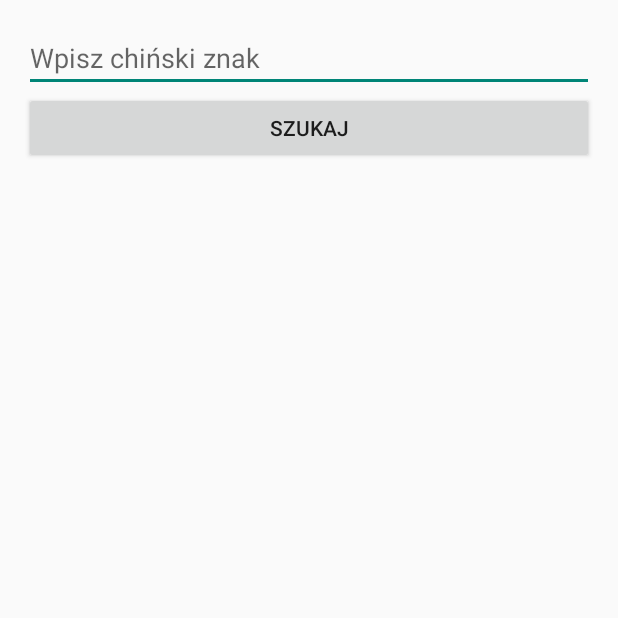
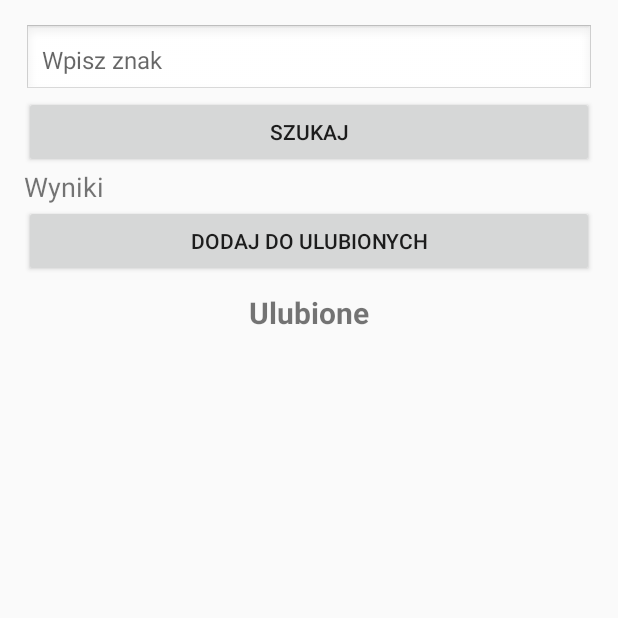
Before and after one commit to luKiszef/ChineseDictionaryApp, an Android app built with Jetpack Compose: the screen it shows after launch (MainActivity), on a phone screen of 412 x 824 dp, the top half of it. Run offline under Robolectric (Android 15) with nearby library versions, the phone set to English and light mode, and no system bars.

```diff
--- a/app/src/main/java/com/example/chinesedictionaryapp2/MainActivity.kt
+++ b/app/src/main/java/com/example/chinesedictionaryapp2/MainActivity.kt
@@ -1,13 +1,11 @@
 package com.example.chinesedictionary2
 
 import android.os.Bundle
-import android.widget.Button
-import android.widget.EditText
-import android.widget.TextView
-import android.widget.Toast
+import android.widget.*
 import androidx.appcompat.app.AppCompatActivity
 import androidx.lifecycle.lifecycleScope
 import com.example.chinesedictionary2.api.ChineseCharacterApi
+import com.example.chinesedictionary2.api.CharacterResponse
 import kotlinx.coroutines.Dispatchers
 import kotlinx.coroutines.launch
 import kotlinx.coroutines.withContext
@@ -16,7 +14,12 @@ class MainActivity : AppCompatActivity() {
     private lateinit var searchEditText: EditText
     private lateinit var searchButton: Button
     private lateinit var resultTextView: TextView
+    private lateinit var favoriteButton: Button
+    private lateinit var favoritesListView: ListView
     private val api = ChineseCharacterApi.create()
+
+    private val favoritesList = mutableListOf<String>()
+    private lateinit var favoritesAdapter: ArrayAdapter<String>
 
     override fun onCreate(savedInstanceState: Bundle?) {
         super.onCreate(savedInstanceState)
@@ -25,6 +28,11 @@ class MainActivity : AppCompatActivity() {
         searchEditText = findViewById(R.id.searchEditText)
         searchButton = findViewById(R.id.searchButton)
         resultTextView = findViewById(R.id.resultTextView)
+        favoriteButton = findViewById(R.id.favoriteButton)
+        favoritesListView = findViewById(R.id.favoritesListView)
+
+        favoritesAdapter = ArrayAdapter(this, android.R.layout.simple_list_item_1, favoritesList)
+        favoritesListView.adapter = favoritesAdapter
 
         searchButton.setOnClickListener {
             val character = searchEditText.text.toString().trim()
@@ -32,6 +40,16 @@ class MainActivity : AppCompatActivity() {
                 searchCharacter(character)
             } else {
                 Toast.makeText(this, "Wpisz znak!", Toast.LENGTH_SHORT).show()
+            }
+        }
+
+        favoriteButton.setOnClickListener {
+            val characterData = resultTextView.text.toString()
+            if (characterData.isNotEmpty() && !favoritesList.contains(characterData)) {
+                favoritesList.add(characterData)
+                favoritesAdapter.notifyDataSetChanged()
+            } else {
+                Toast.makeText(this, "Ten znak już jest w ulubionych!", Toast.LENGTH_SHORT).show()
             }
         }
     }
@@ -46,10 +64,10 @@ class MainActivity : AppCompatActivity() {
                     val cleanedPinyin = charData.pinyin?.replace(Regex("\\d"), "") ?: "Brak"
 
                     val resultText = """
-
-                    Pinyin: $cleanedPinyin
-                    Znaczenia: ${charData.meaning ?: "Brak"}
-                """.trimIndent()
+                        Znak: ${charData.character}
+                        Pinyin: $cleanedPinyin
+                        Znaczenie: ${charData.meaning ?: "Brak"}
+                    """.trimIndent()
                     resultTextView.text = resultText
                 } else {
                     resultTextView.text = "Brak wyników dla \"$character\""
@@ -59,5 +77,4 @@ class MainActivity : AppCompatActivity() {
             }
         }
     }
-
 }
--- a/app/src/main/java/com/example/chinesedictionaryapp2/api/CharacterResponse.kt
+++ b/app/src/main/java/com/example/chinesedictionaryapp2/api/CharacterResponse.kt
@@ -3,7 +3,7 @@ package com.example.chinesedictionary2.api
 import com.google.gson.annotations.SerializedName
 
 data class CharacterResponse(
-    @SerializedName("string") val character: String?,
+    @SerializedName("character") val character: String?,
     @SerializedName("kMandarin") val pinyin: String?,
     @SerializedName("kDefinition") val meaning: String?
 )
--- a/app/src/main/res/layout/activity_main.xml
+++ b/app/src/main/res/layout/activity_main.xml
@@ -2,26 +2,50 @@
 <LinearLayout xmlns:android="http://schemas.android.com/apk/res/android"
     android:layout_width="match_parent"
     android:layout_height="match_parent"
-    android:padding="16dp"
-    android:orientation="vertical">
+    android:orientation="vertical"
+    android:padding="16dp">
 
     <EditText
         android:id="@+id/searchEditText"
         android:layout_width="match_parent"
-        android:layout_height="wrap_content"
-        android:hint="Wpisz chiński znak"
-        android:textSize="18sp"/>
+        android:layout_height="48dp"
+        android:padding="12dp"
+        android:background="@android:drawable/edit_text"
+        android:hint="Wpisz znak"
+        android:textSize="16sp" />
 
     <Button
         android:id="@+id/searchButton"
         android:layout_width="match_parent"
         android:layout_height="wrap_content"
-        android:text="Szukaj"/>
+        android:text="Szukaj" />
 
     <TextView
         android:id="@+id/resultTextView"
         android:layout_width="match_parent"
         android:layout_height="wrap_content"
-        android:textSize="18sp"
-        android:paddingTop="16dp"/>
+        android:text="Wyniki"
+        android:textSize="18sp" />
+
+    <Button
+        android:id="@+id/favoriteButton"
+        android:layout_width="match_parent"
+        android:layout_height="wrap_content"
+        android:text="Dodaj do ulubionych" />
+
+    <TextView
+        android:layout_width="match_parent"
+        android:layout_height="wrap_content"
+        android:text="Ulubione"
+        android:textSize="20sp"
+        android:textStyle="bold"
+        android:paddingTop="10dp"
+        android:gravity="center" />
+
+    <ListView
+        android:id="@+id/favoritesListView"
+        android:layout_width="match_parent"
+        android:layout_height="wrap_content"
+        android:divider="@android:color/darker_gray"
+        android:dividerHeight="1dp" />
 </LinearLayout>
```
